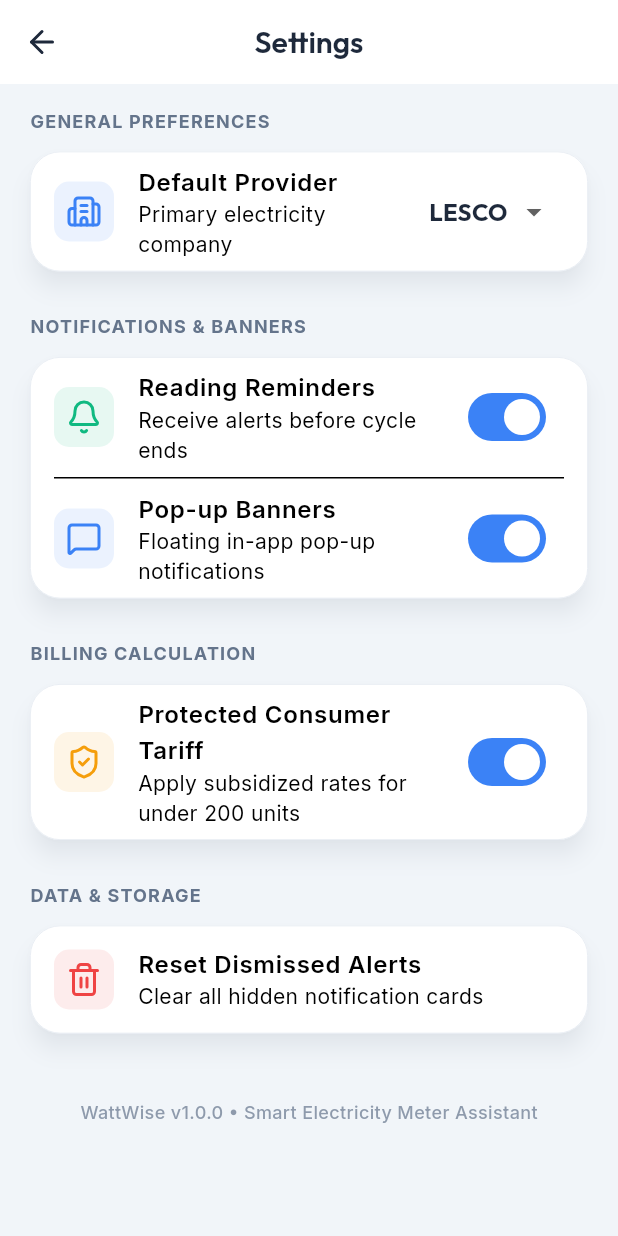
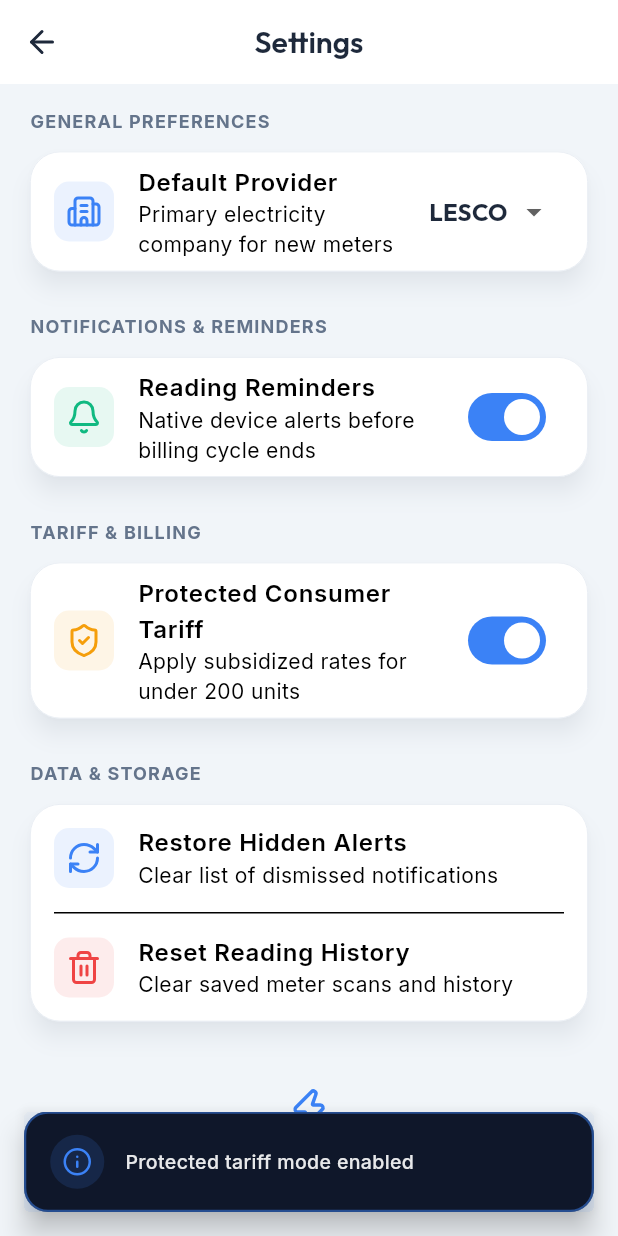
Before and after one commit to abdullahsajid0/MeterReaderflutter, a Flutter app: the SettingsScreen screen opened by its route, after a tap on "Protected Consumer Tariff", on a phone screen of 412 x 824 dp. Run offline on Flutter 3.47's test engine with Material 3 defaults, Android fonts, the phone set to English and light mode, and no system bars; our stand-ins replace camera, fl_chart, flutter_local_notifications, go_router, google_fonts, image_picker and 2 more; missing offline and left inert: google_mlkit_text_recognition; accounts and stored records are empty.

Commit message:
feat: implement core data store and initial UI screens for meter management and billing tracking

```diff
--- a/lib/screens/settings_screen.dart
+++ b/lib/screens/settings_screen.dart
@@ -4,21 +4,12 @@ import 'package:provider/provider.dart';
 import 'package:go_router/go_router.dart';
 import '../store/wattwise_store.dart';
 import '../theme/app_theme.dart';
+import '../widgets/app_toast.dart';
 
-class SettingsScreen extends StatefulWidget {
+class SettingsScreen extends StatelessWidget {
   const SettingsScreen({super.key});
 
-  @override
-  State<SettingsScreen> createState() => _SettingsScreenState();
-}
-
-class _SettingsScreenState extends State<SettingsScreen> {
-  bool _notificationsEnabled = true;
-  bool _popupBannersEnabled = true;
-  bool _protectedTariff = false;
-  String _selectedProvider = 'LESCO';
-
-  final _providers = [
+  static const _providers = [
     'LESCO',
     'MEPCO',
     'FESCO',
@@ -28,6 +19,7 @@ class _SettingsScreenState extends State<SettingsScreen> {
     'HESCO',
     'SEPCO',
     'QESCO',
+    'TESCO',
   ];
 
   @override
@@ -44,7 +36,9 @@ class _SettingsScreenState extends State<SettingsScreen> {
           },
         ),
       ),
-      body: ListView(
+      body: Consumer<WattWiseStore>(
+        builder: (context, store, child) {
+          return ListView(
             padding: const EdgeInsets.all(16),
             children: [
               _buildSectionHeader('General Preferences'),
@@ -63,9 +57,9 @@ class _SettingsScreenState extends State<SettingsScreen> {
                       ),
                       title: const Text('Default Provider',
                           style: TextStyle(fontWeight: FontWeight.w600)),
-                  subtitle: const Text('Primary electricity company'),
+                      subtitle: const Text('Primary electricity company for new meters'),
                       trailing: DropdownButton<String>(
-                    value: _selectedProvider,
+                        value: store.defaultCompany,
                         underline: const SizedBox(),
                         items: _providers
                             .map((p) => DropdownMenuItem(
@@ -75,7 +69,14 @@ class _SettingsScreenState extends State<SettingsScreen> {
                                 ))
                             .toList(),
                         onChanged: (val) {
-                      if (val != null) setState(() => _selectedProvider = val);
+                          if (val != null) {
+                            store.setDefaultCompany(val);
+                            AppToast.show(
+                              context,
+                              message: 'Default provider updated to $val',
+                              type: ToastType.success,
+                            );
+                          }
                         },
                       ),
                     ),
@@ -83,7 +84,7 @@ class _SettingsScreenState extends State<SettingsScreen> {
                 ),
               ),
               const SizedBox(height: 24),
-          _buildSectionHeader('Notifications & Banners'),
+              _buildSectionHeader('Notifications & Reminders'),
               const SizedBox(height: 8),
               Card(
                 child: Column(
@@ -99,31 +100,24 @@ class _SettingsScreenState extends State<SettingsScreen> {
                       ),
                       title: const Text('Reading Reminders',
                           style: TextStyle(fontWeight: FontWeight.w600)),
-                  subtitle: const Text('Receive alerts before cycle ends'),
-                  value: _notificationsEnabled,
-                  onChanged: (val) => setState(() => _notificationsEnabled = val),
-                ),
-                const Divider(height: 1, indent: 16, endIndent: 16),
-                SwitchListTile(
-                  secondary: Container(
-                    padding: const EdgeInsets.all(8),
-                    decoration: BoxDecoration(
-                      color: AppTheme.accent.withOpacity(0.1),
-                      borderRadius: BorderRadius.circular(10),
-                    ),
-                    child: const Icon(LucideIcons.messageSquare, color: AppTheme.accent),
-                  ),
-                  title: const Text('Pop-up Banners',
-                      style: TextStyle(fontWeight: FontWeight.w600)),
-                  subtitle: const Text('Floating in-app pop-up notifications'),
-                  value: _popupBannersEnabled,
-                  onChanged: (val) => setState(() => _popupBannersEnabled = val),
+                      subtitle: const Text('Native device alerts before billing cycle ends'),
+                      value: store.remindersEnabled,
+                      onChanged: (val) {
+                        store.setRemindersEnabled(val);
+                        AppToast.show(
+                          context,
+                          message: val
+                              ? 'Reading reminders enabled'
+                              : 'Reading reminders disabled',
+                          type: val ? ToastType.success : ToastType.info,
+                        );
+                      },
                     ),
                   ],
                 ),
               ),
               const SizedBox(height: 24),
-          _buildSectionHeader('Billing Calculation'),
+              _buildSectionHeader('Tariff & Billing'),
               const SizedBox(height: 8),
               Card(
                 child: Column(
@@ -140,8 +134,17 @@ class _SettingsScreenState extends State<SettingsScreen> {
                       title: const Text('Protected Consumer Tariff',
                           style: TextStyle(fontWeight: FontWeight.w600)),
                       subtitle: const Text('Apply subsidized rates for under 200 units'),
-                  value: _protectedTariff,
-                  onChanged: (val) => setState(() => _protectedTariff = val),
+                      value: store.protectedTariff,
+                      onChanged: (val) {
+                        store.setProtectedTariff(val);
+                        AppToast.show(
+                          context,
+                          message: val
+                              ? 'Protected tariff mode enabled'
+                              : 'Protected tariff mode disabled',
+                          type: ToastType.info,
+                        );
+                      },
                     ),
                   ],
                 ),
@@ -156,38 +159,67 @@ class _SettingsScreenState extends State<SettingsScreen> {
                       leading: Container(
                         padding: const EdgeInsets.all(8),
                         decoration: BoxDecoration(
+                          color: AppTheme.accent.withOpacity(0.1),
+                          borderRadius: BorderRadius.circular(10),
+                        ),
+                        child: const Icon(LucideIcons.refreshCw, color: AppTheme.accent),
+                      ),
+                      title: const Text('Restore Hidden Alerts',
+                          style: TextStyle(fontWeight: FontWeight.w600)),
+                      subtitle: const Text('Clear list of dismissed notifications'),
+                      onTap: () {
+                        store.dismissed.clear();
+                        AppToast.show(
+                          context,
+                          message: 'All hidden notifications restored',
+                          type: ToastType.success,
+                        );
+                      },
+                    ),
+                    const Divider(height: 1, indent: 16, endIndent: 16),
+                    ListTile(
+                      leading: Container(
+                        padding: const EdgeInsets.all(8),
+                        decoration: BoxDecoration(
                           color: AppTheme.danger.withOpacity(0.1),
                           borderRadius: BorderRadius.circular(10),
                         ),
                         child: const Icon(LucideIcons.trash2, color: AppTheme.danger),
                       ),
-                  title: const Text('Reset Dismissed Alerts',
+                      title: const Text('Reset Reading History',
                           style: TextStyle(fontWeight: FontWeight.w600)),
-                  subtitle: const Text('Clear all hidden notification cards'),
-                  onTap: () {
-                    final store = context.read<WattWiseStore>();
-                    store.dismissed.clear();
-                    ScaffoldMessenger.of(context).showSnackBar(
-                      const SnackBar(content: Text('Dismissed alerts reset.')),
-                    );
-                  },
+                      subtitle: const Text('Clear saved meter scans and history'),
+                      onTap: () => _confirmResetHistory(context, store),
                     ),
                   ],
                 ),
               ),
               const SizedBox(height: 40),
               Center(
-            child: Text(
-              'WattWise v1.0.0 • Smart Electricity Meter Assistant',
+                child: Column(
+                  children: [
+                    const Icon(LucideIcons.zap, size: 28, color: AppTheme.accent),
+                    const SizedBox(height: 8),
+                    Text(
+                      'WattWise v1.0.0',
                       style: TextStyle(
-                fontSize: 12,
-                color: AppTheme.textSecondary.withOpacity(0.7),
-                fontWeight: FontWeight.w500,
+                        fontSize: 14,
+                        fontWeight: FontWeight.bold,
+                        color: AppTheme.textPrimary.withOpacity(0.8),
                       ),
                     ),
+                    const SizedBox(height: 4),
+                    const Text(
+                      'Smart Electricity Meter & Billing Assistant',
+                      style: TextStyle(fontSize: 12, color: AppTheme.textSecondary),
                     ),
-          const SizedBox(height: 20),
                   ],
+                ),
+              ),
+              const SizedBox(height: 24),
+            ],
+          );
+        },
       ),
     );
   }
@@ -206,4 +238,34 @@ class _SettingsScreenState extends State<SettingsScreen> {
       ),
     );
   }
+
+  void _confirmResetHistory(BuildContext context, WattWiseStore store) {
+    showDialog(
+      context: context,
+      builder: (dialogContext) => AlertDialog(
+        title: const Text('Reset Reading History?'),
+        content: const Text(
+            'Are you sure you want to clear all meter reading records? Your meters will remain intact.'),
+        actions: [
+          TextButton(
+            onPressed: () => Navigator.of(dialogContext).pop(),
+            child: const Text('Cancel'),
+          ),
+          ElevatedButton(
+            style: ElevatedButton.styleFrom(backgroundColor: AppTheme.danger),
+            onPressed: () {
+              store.readings.clear();
+              Navigator.of(dialogContext).pop();
+              AppToast.show(
+                context,
+                message: 'Meter reading history cleared',
+                type: ToastType.warning,
+              );
+            },
+            child: const Text('Reset'),
+          ),
+        ],
+      ),
+    );
   }
+}
--- a/lib/store/wattwise_store.dart
+++ b/lib/store/wattwise_store.dart
@@ -11,11 +11,19 @@ const String READINGS_KEY = "wattwise.readings.v2";
 const String BILLS_KEY = "wattwise.bills.v2";
 const String DISMISS_KEY = "wattwise.dismissed.v2";
 
+const String PROVIDER_KEY = "wattwise.provider.v2";
+const String REMINDERS_KEY = "wattwise.reminders.v2";
+const String TARIFF_KEY = "wattwise.tariff.v2";
+
 class WattWiseStore extends ChangeNotifier {
   List<Meter> meters = [];
   List<Reading> readings = [];
   List<BillInfo> bills = [];
   List<String> dismissed = [];
+
+  String defaultCompany = 'LESCO';
+  bool remindersEnabled = true;
+  bool protectedTariff = false;
 
   bool _hydrated = false;
   final Uuid _uuid = const Uuid();
@@ -39,6 +47,10 @@ class WattWiseStore extends ChangeNotifier {
     bills = billsJson.map((e) => BillInfo.fromJson(jsonDecode(e))).toList();
 
     dismissed = prefs.getStringList(DISMISS_KEY) ?? [];
+
+    defaultCompany = prefs.getString(PROVIDER_KEY) ?? 'LESCO';
+    remindersEnabled = prefs.getBool(REMINDERS_KEY) ?? true;
+    protectedTariff = prefs.getBool(TARIFF_KEY) ?? false;
 
     _hydrated = true;
     notifyListeners();
@@ -68,6 +80,27 @@ class WattWiseStore extends ChangeNotifier {
   Future<void> _persistDismissed() async {
     final prefs = await SharedPreferences.getInstance();
     await prefs.setStringList(DISMISS_KEY, dismissed);
+    notifyListeners();
+  }
+
+  Future<void> setDefaultCompany(String company) async {
+    defaultCompany = company;
+    final prefs = await SharedPreferences.getInstance();
+    await prefs.setString(PROVIDER_KEY, company);
+    notifyListeners();
+  }
+
+  Future<void> setRemindersEnabled(bool enabled) async {
+    remindersEnabled = enabled;
+    final prefs = await SharedPreferences.getInstance();
+    await prefs.setBool(REMINDERS_KEY, enabled);
+    notifyListeners();
+  }
+
+  Future<void> setProtectedTariff(bool protected) async {
+    protectedTariff = protected;
+    final prefs = await SharedPreferences.getInstance();
+    await prefs.setBool(TARIFF_KEY, protected);
     notifyListeners();
   }
 
--- /dev/null
+++ b/lib/widgets/app_toast.dart
@@ -0,0 +1,109 @@
+import 'package:flutter/material.dart';
+import 'package:lucide_icons/lucide_icons.dart';
+import '../theme/app_theme.dart';
+
+enum ToastType { success, warning, danger, info }
+
+class AppToast {
+  static void show(
+    BuildContext context, {
+    required String message,
+    String? title,
+    ToastType type = ToastType.success,
+    Duration duration = const Duration(seconds: 3),
+  }) {
+    Color accentColor;
+    IconData iconData;
+
+    switch (type) {
+      case ToastType.success:
+        accentColor = AppTheme.success;
+        iconData = LucideIcons.checkCircle;
+        break;
+      case ToastType.warning:
+        accentColor = AppTheme.warning;
+        iconData = LucideIcons.alertCircle;
+        break;
+      case ToastType.danger:
+        accentColor = AppTheme.danger;
+        iconData = LucideIcons.alertTriangle;
+        break;
+      case ToastType.info:
+        accentColor = AppTheme.accent;
+        iconData = LucideIcons.info;
+        break;
+    }
+
+    final messenger = ScaffoldMessenger.of(context);
+    messenger.hideCurrentSnackBar();
+
+    messenger.showSnackBar(
+      SnackBar(
+        elevation: 8,
+        behavior: SnackBarBehavior.floating,
+        backgroundColor: Colors.transparent,
+        padding: EdgeInsets.zero,
+        margin: const EdgeInsets.symmetric(horizontal: 16, vertical: 16),
+        duration: duration,
+        content: Container(
+          decoration: BoxDecoration(
+            color: const Color(0xFF0F172A), // Dark Slate
+            borderRadius: BorderRadius.circular(16),
+            border: Border.all(
+              color: accentColor.withOpacity(0.5),
+              width: 1.5,
+            ),
+            boxShadow: [
+              BoxShadow(
+                color: accentColor.withOpacity(0.2),
+                blurRadius: 16,
+                offset: const Offset(0, 4),
+              ),
+            ],
+          ),
+          padding: const EdgeInsets.symmetric(horizontal: 16, vertical: 14),
+          child: Row(
+            children: [
+              Container(
+                padding: const EdgeInsets.all(8),
+                decoration: BoxDecoration(
+                  color: accentColor.withOpacity(0.15),
+                  shape: BoxShape.circle,
+                ),
+                child: Icon(iconData, color: accentColor, size: 20),
+              ),
+              const SizedBox(width: 14),
+              Expanded(
+                child: Column(
+                  mainAxisSize: MainAxisSize.min,
+                  crossAxisAlignment: CrossAxisAlignment.start,
+                  children: [
+                    if (title != null) ...[
+                      Text(
+                        title,
+                        style: const TextStyle(
+                          color: Colors.white,
+                          fontWeight: FontWeight.bold,
+                          fontSize: 14,
+                        ),
+                      ),
+                      const SizedBox(height: 2),
+                    ],
+                    Text(
+                      message,
+                      style: TextStyle(
+                        color: Colors.white.withOpacity(0.9),
+                        fontSize: 13,
+                        fontWeight: FontWeight.w500,
+                      ),
+                    ),
+                  ],
+                ),
+              ),
+            ],
+          ),
+        ),
+      ),
+    );
+  }
+}
```
Also changed, not shown: lib/screens/meter_details_screen.dart (+15 -8 lines), lib/screens/meter_scan_screen.dart (+6 -2 lines). Lines whose indentation alone changed are shown as unchanged.
